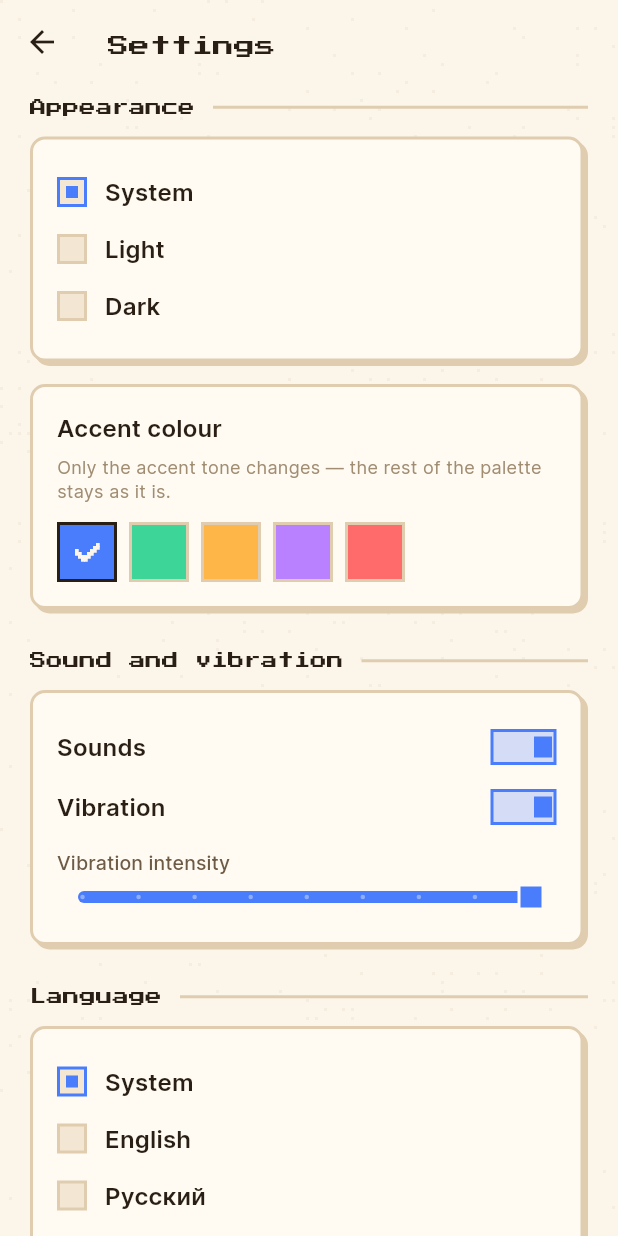
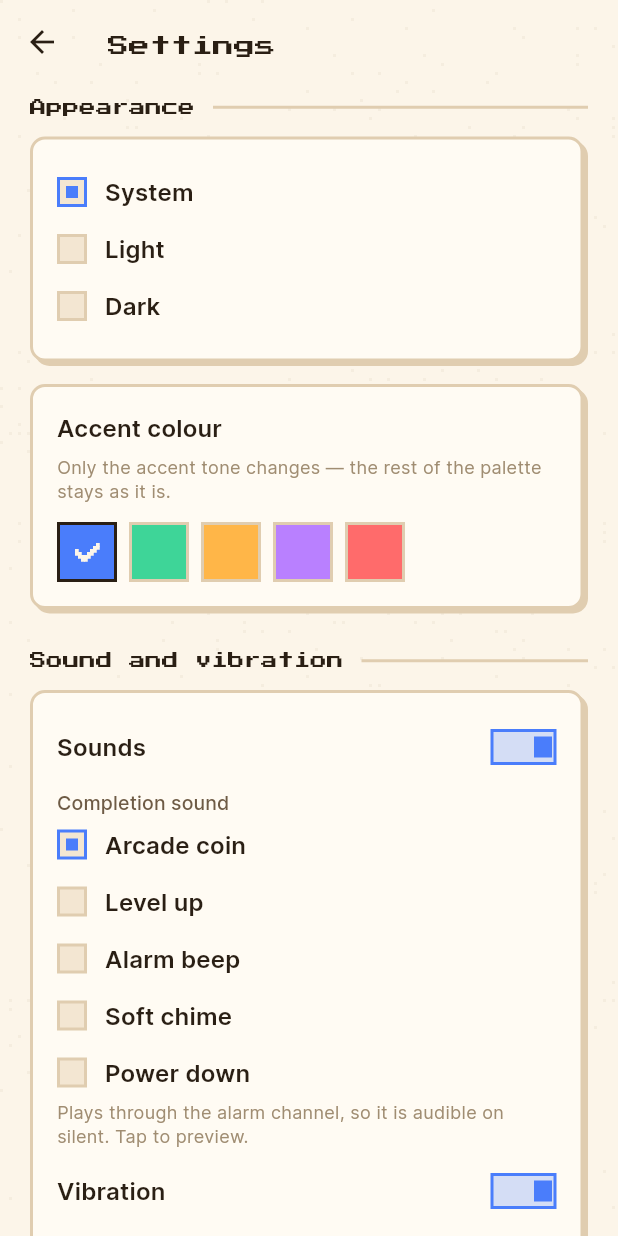
Before and after one commit to mistqkw/texfi_fokus, a Flutter app: the SettingsScreen screen opened directly, on a phone screen of 412 x 824 dp. Run offline on Flutter 3.47's test engine with Material 3 defaults, Android fonts, the phone set to English and light mode, and no system bars; our stand-ins replace audioplayers, drift, drift_flutter, fl_chart, flutter_animate, flutter_local_notifications and 5 more; accounts and stored records are empty; generated files the repository leaves out were written again.

Commit message:
Let the completion sound be chosen and heard before it matters
Five presets are worth nothing if the only way to hear one is to sit
through a session. The picker sits in Settings next to the sound toggle
and previews on tap, through the same player and the same alarm-stream
configuration the real signal uses — auditioning a preset through some
other route would be a promise the end of the session might not keep.

Hidden while sounds are off: offering a choice between cues that will
not play is an offer about nothing. The choice is stored by a stable
string key, so the enum can be reordered later without losing it, and an
unknown key falls back rather than leaving someone with silence.

```diff
--- a/lib/l10n/app_en.arb
+++ b/lib/l10n/app_en.arb
@@ -300,6 +300,34 @@
   "settingsSounds": "Sounds",
   "settingsVibration": "Vibration",
   "settingsVibrationIntensity": "Vibration intensity",
+  "settingsAlarmSound": "Completion sound",
+  "@settingsAlarmSound": {
+    "description": "Section label for choosing which sound plays when a focus session ends"
+  },
+  "settingsAlarmSoundHint": "Plays through the alarm channel, so it is audible on silent. Tap to preview.",
+  "@settingsAlarmSoundHint": {
+    "description": "Explains that the completion sound bypasses silent mode and that tapping previews it"
+  },
+  "soundArcadeCoin": "Arcade coin",
+  "@soundArcadeCoin": {
+    "description": "Name of the completion sound preset: a short two-note arcade coin blip"
+  },
+  "soundLevelUp": "Level up",
+  "@soundLevelUp": {
+    "description": "Name of the completion sound preset: a rising major arpeggio"
+  },
+  "soundAlarmBeep": "Alarm beep",
+  "@soundAlarmBeep": {
+    "description": "Name of the completion sound preset: three sharp repeated beeps"
+  },
+  "soundSoftChime": "Soft chime",
+  "@soundSoftChime": {
+    "description": "Name of the completion sound preset: a gentle descending triangle-wave chime"
+  },
+  "soundPowerDown": "Power down",
+  "@soundPowerDown": {
+    "description": "Name of the completion sound preset: a descending run, like a machine switching off"
+  },
   "settingsLanguage": "Language",
   "settingsLanguageSystem": "System",
   "settingsNotifications": "Notifications",
--- a/lib/l10n/app_localizations.dart
+++ b/lib/l10n/app_localizations.dart
@@ -1110,6 +1110,48 @@ abstract class AppLocalizations {
   /// **'Vibration intensity'**
   String get settingsVibrationIntensity;
 
+  /// Section label for choosing which sound plays when a focus session ends
+  ///
+  /// In en, this message translates to:
+  /// **'Completion sound'**
+  String get settingsAlarmSound;
+
+  /// Explains that the completion sound bypasses silent mode and that tapping previews it
+  ///
+  /// In en, this message translates to:
+  /// **'Plays through the alarm channel, so it is audible on silent. Tap to preview.'**
+  String get settingsAlarmSoundHint;
+
+  /// Name of the completion sound preset: a short two-note arcade coin blip
+  ///
+  /// In en, this message translates to:
+  /// **'Arcade coin'**
+  String get soundArcadeCoin;
+
+  /// Name of the completion sound preset: a rising major arpeggio
+  ///
+  /// In en, this message translates to:
+  /// **'Level up'**
+  String get soundLevelUp;
+
+  /// Name of the completion sound preset: three sharp repeated beeps
+  ///
+  /// In en, this message translates to:
+  /// **'Alarm beep'**
+  String get soundAlarmBeep;
+
+  /// Name of the completion sound preset: a gentle descending triangle-wave chime
+  ///
+  /// In en, this message translates to:
+  /// **'Soft chime'**
+  String get soundSoftChime;
+
+  /// Name of the completion sound preset: a descending run, like a machine switching off
+  ///
+  /// In en, this message translates to:
+  /// **'Power down'**
+  String get soundPowerDown;
+
   /// No description provided for @settingsLanguage.
   ///
   /// In en, this message translates to:
--- a/lib/l10n/app_localizations_en.dart
+++ b/lib/l10n/app_localizations_en.dart
@@ -562,6 +562,28 @@ class AppLocalizationsEn extends AppLocalizations {
 
   @override
   String get settingsVibrationIntensity => 'Vibration intensity';
+
+  @override
+  String get settingsAlarmSound => 'Completion sound';
+
+  @override
+  String get settingsAlarmSoundHint =>
+      'Plays through the alarm channel, so it is audible on silent. Tap to preview.';
+
+  @override
+  String get soundArcadeCoin => 'Arcade coin';
+
+  @override
+  String get soundLevelUp => 'Level up';
+
+  @override
+  String get soundAlarmBeep => 'Alarm beep';
+
+  @override
+  String get soundSoftChime => 'Soft chime';
+
+  @override
+  String get soundPowerDown => 'Power down';
 
   @override
   String get settingsLanguage => 'Language';
--- /dev/null
+++ b/lib/presentation/settings/alarm_sound_labels.dart
@@ -0,0 +1,18 @@
+import '../../core/audio/alarm_sound.dart';
+import '../../l10n/app_localizations.dart';
+
+/// Человеческое имя пресета сигнала.
+///
+/// Отдельно от [AlarmSound] намеренно: перечисление живёт в `core` и про
+/// локализацию знать не должно, а имена всё равно переводятся на все четыре
+/// языка. Switch без `default` — чтобы добавленный пресет не проскочил в
+/// интерфейс безымянным: анализатор потребует ветку.
+String alarmSoundLabel(AppLocalizations l10n, AlarmSound sound) {
+  return switch (sound) {
+    AlarmSound.arcadeCoin => l10n.soundArcadeCoin,
+    AlarmSound.levelUp => l10n.soundLevelUp,
+    AlarmSound.alarmBeep => l10n.soundAlarmBeep,
+    AlarmSound.softChime => l10n.soundSoftChime,
+    AlarmSound.powerDown => l10n.soundPowerDown,
+  };
+}
--- a/lib/presentation/settings/settings_providers.dart
+++ b/lib/presentation/settings/settings_providers.dart
@@ -2,6 +2,7 @@ import 'package:flutter/material.dart';
 import 'package:flutter_riverpod/flutter_riverpod.dart';
 import 'package:shared_preferences/shared_preferences.dart';
 
+import '../../core/audio/alarm_sound.dart';
 import '../../core/haptics/haptics.dart';
 import '../../core/theme/app_accent.dart';
 import '../../data/providers/data_providers.dart';
@@ -13,6 +14,7 @@ abstract final class PrefKeys {
   static const themeMode = 'theme_mode';
   static const localeCode = 'locale_code';
   static const soundsEnabled = 'sounds_enabled';
+  static const alarmSound = 'alarm_sound';
   static const vibrationEnabled = 'vibration_enabled';
   static const vibrationIntensity = 'vibration_intensity';
   static const notificationsEnabled = 'notifications_enabled';
@@ -122,6 +124,34 @@ class SoundsNotifier extends StateNotifier<bool> {
 final soundsEnabledProvider =
     StateNotifierProvider<SoundsNotifier, bool>((ref) {
   return SoundsNotifier(ref.watch(sharedPreferencesProvider));
+});
+
+/// Выбранный пресет сигнала окончания сессии.
+class AlarmSoundNotifier extends StateNotifier<AlarmSound> {
+  AlarmSoundNotifier(this._prefs)
+      : super(AlarmSound.fromId(_prefs.getString(PrefKeys.alarmSound)));
+
+  final SharedPreferences _prefs;
+
+  Future<void> set(AlarmSound sound) async {
+    state = sound;
+    await _prefs.setString(PrefKeys.alarmSound, sound.id);
+  }
+}
+
+final alarmSoundProvider =
+    StateNotifierProvider<AlarmSoundNotifier, AlarmSound>((ref) {
+  return AlarmSoundNotifier(ref.watch(sharedPreferencesProvider));
+});
+
+/// Один проигрыватель на всё приложение: и прослушивание в настройках, и
+/// боевой сигнал в конце сессии идут через него, а значит — через одну и ту
+/// же настроенную аудиосессию. Разные проигрыватели легко разъехались бы по
+/// потокам, и человек выбирал бы одно, а слышал в конце другое.
+final alarmSoundPlayerProvider = Provider<AlarmSoundPlayer>((ref) {
+  final player = AlarmSoundPlayer();
+  ref.onDispose(player.dispose);
+  return player;
 });
 
 /// Держит статический [Haptics] в согласии с настройкой. Статика тут
--- a/lib/presentation/settings/settings_screen.dart
+++ b/lib/presentation/settings/settings_screen.dart
@@ -3,6 +3,7 @@ import 'dart:io';
 import 'package:flutter/material.dart';
 import 'package:flutter_riverpod/flutter_riverpod.dart';
 
+import '../../core/audio/alarm_sound.dart';
 import '../../core/constants/app_info.dart';
 import '../../core/haptics/haptics.dart';
 import '../../core/theme/app_accent.dart';
@@ -23,6 +24,7 @@ import '../shared/pixel_button.dart';
 import '../shared/pixel_card.dart';
 import '../shared/pixel_radio.dart';
 import '../shared/pixel_sprite.dart';
+import 'alarm_sound_labels.dart';
 import 'settings_providers.dart';
 
 class SettingsScreen extends ConsumerWidget {
@@ -147,6 +149,7 @@ class SettingsScreen extends ConsumerWidget {
     final accent = ref.watch(accentProvider);
     final locale = ref.watch(localeProvider);
     final sounds = ref.watch(soundsEnabledProvider);
+    final alarmSound = ref.watch(alarmSoundProvider);
     final vibration = ref.watch(vibrationEnabledProvider);
     final intensity = ref.watch(vibrationIntensityProvider);
     final notifications = ref.watch(notificationsEnabledProvider);
@@ -225,6 +228,42 @@ class SettingsScreen extends ConsumerWidget {
                       ref.read(soundsEnabledProvider.notifier).set(value);
                     },
                   ),
+                  // Выбор сигнала показываем только при включённом звуке:
+                  // перебирать пресеты, которые всё равно не прозвучат в
+                  // конце сессии, — предложение ни о чём.
+                  if (sounds) ...[
+                    AppSpacing.gapSm,
+                    Align(
+                      alignment: Alignment.centerLeft,
+                      child: Text(
+                        l10n.settingsAlarmSound,
+                        style: context.text.label,
+                      ),
+                    ),
+                    for (final sound in AlarmSound.values)
+                      PixelRadioTile<AlarmSound>(
+                        title: alarmSoundLabel(l10n, sound),
+                        value: sound,
+                        groupValue: alarmSound,
+                        onChanged: (value) {
+                          Haptics.tap();
+                          ref.read(alarmSoundProvider.notifier).set(value);
+                          // Прослушивание — часть выбора: человек должен
+                          // услышать пресет в тот же момент, когда его
+                          // выбрал, а не только в конце сессии.
+                          ref
+                              .read(alarmSoundPlayerProvider)
+                              .preview(value);
+                        },
+                      ),
+                    Padding(
+                      padding: const EdgeInsets.only(bottom: AppSpacing.sm),
+                      child: Text(
+                        l10n.settingsAlarmSoundHint,
+                        style: context.text.caption,
+                      ),
+                    ),
+                  ],
                   PixelSwitchTile(
                     value: vibration,
                     title: l10n.settingsVibration,
```
Also changed, not shown: lib/l10n/app_localizations_pl.dart (+22 -0 lines), lib/l10n/app_localizations_ru.dart (+22 -0 lines), lib/l10n/app_localizations_uk.dart (+22 -0 lines), lib/l10n/app_pl.arb (+7 -0 lines), lib/l10n/app_ru.arb (+7 -0 lines), lib/l10n/app_uk.arb (+7 -0 lines), 1 other file.
